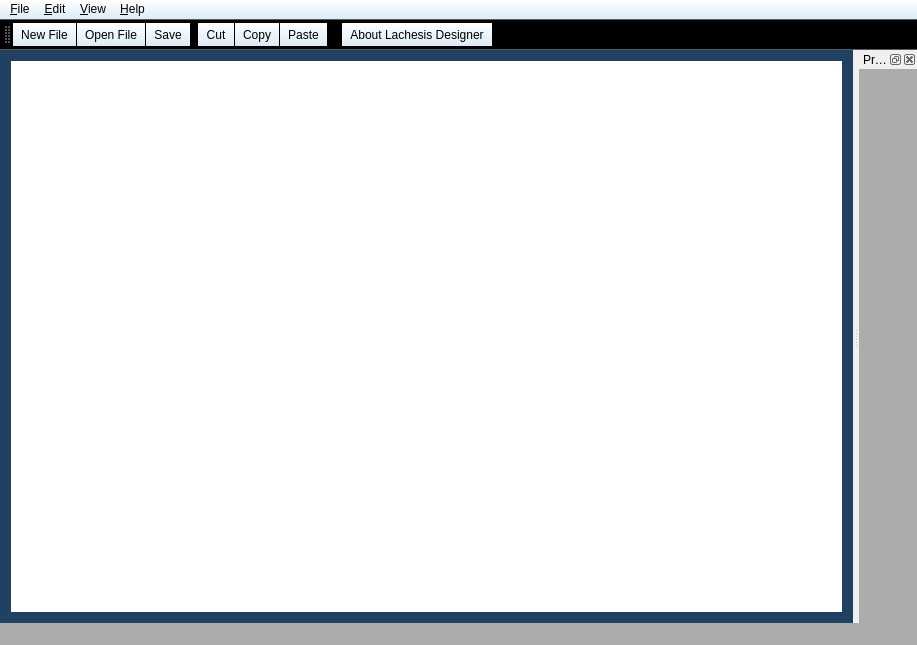
Before: the Qt Designer form src/designer/DesignerMainWnd.ui in igemsoftware/USTC-Software_2011, drawn with Qt 5.
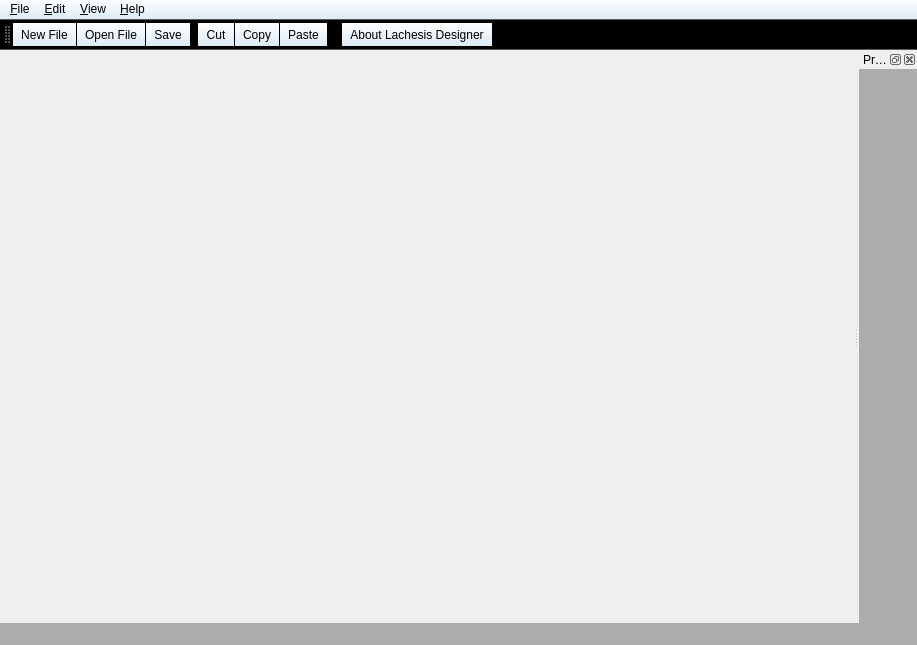
After: the same form once the commit is applied. Icons and pictures are not drawn. Custom widgets are drawn as their Qt base class.

```diff
--- a/src/designer/DesignerMainWnd.ui
+++ b/src/designer/DesignerMainWnd.ui
@@ -21,16 +21,25 @@
   </property>
   <widget class="QWidget" name="centralWidget">
    <property name="styleSheet">
-    <string notr="true">background-color: rgb(32, 65, 98);</string>
+    <string notr="true"/>
    </property>
    <layout class="QGridLayout" name="gridLayout">
+    <property name="margin">
+     <number>1</number>
+    </property>
+    <property name="spacing">
+     <number>0</number>
+    </property>
     <item row="0" column="0">
      <widget class="QTabWidget" name="tabWidget">
       <property name="styleSheet">
-       <string notr="true">background-color: rgb(255, 255, 255);</string>
+       <string notr="true">QTabBar#MainWndTabBar
+{
+	background-color: rgb(32,65,98);
+}</string>
       </property>
       <property name="tabShape">
-       <enum>QTabWidget::Triangular</enum>
+       <enum>QTabWidget::Rounded</enum>
       </property>
       <property name="currentIndex">
        <number>-1</number>
@@ -226,6 +235,14 @@
   </action>
  </widget>
  <layoutdefault spacing="6" margin="11"/>
+ <customwidgets>
+  <customwidget>
+   <class>MainWndTabWidget</class>
+   <extends>QTabWidget</extends>
+   <header>views/common/MainWndTabWidget.h</header>
+   <container>1</container>
+  </customwidget>
+ </customwidgets>
  <resources>
   <include location="resources/DesignerResources.qrc"/>
  </resources>
```
Left out of the diff: 2 changed lines with no effect on the pictures.
